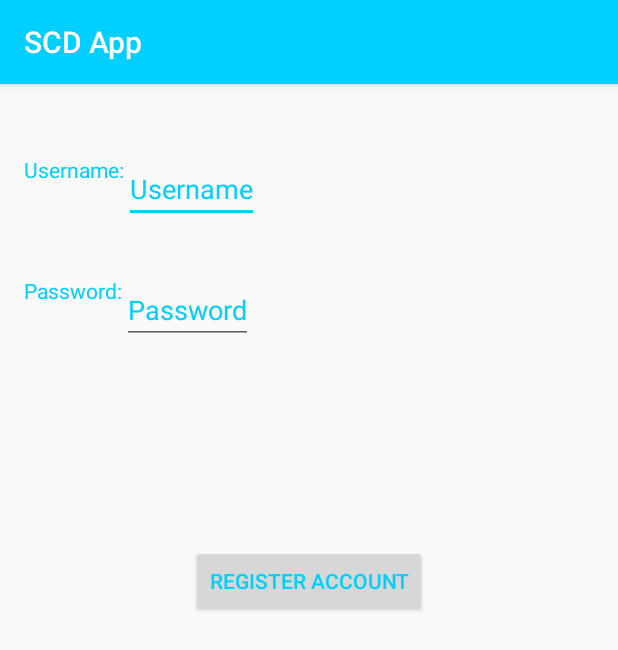
After one commit to Libs1/SoftwareControlledDrone.github.io, an Android app: the RegisterActivity screen opened directly, with no data from a screen before it, on a phone screen of 412 x 824 dp. The commit adds this screen. Shown: the top 650 px of the screen. Run offline under Robolectric (Android 15) with nearby library versions, the phone set to English and light mode, and no system bars.

Commit message:
Database for storing users

```diff
--- a/softwarecontrolleddrone/src/main/AndroidManifest.xml
+++ b/softwarecontrolleddrone/src/main/AndroidManifest.xml
@@ -1,6 +1,9 @@
 <?xml version="1.0" encoding="utf-8"?>
 <manifest xmlns:android="http://schemas.android.com/apk/res/android"
     package="com.example.softwarecontrolleddrone">
+
+
+    <uses-permission android:name="android.permission.INTERNET"/>
 
     <application
         android:allowBackup="true"
@@ -20,7 +23,8 @@
         <activity
             android:name=".PopActivity"
             android:theme="@style/AppTheme.CustomTheme" />
-        <activity android:name=".FlightsActivity"></activity>
+        <activity android:name=".FlightsActivity" />
+        <activity android:name=".RegisterActivity"></activity>
     </application>
 
 </manifest>
--- a/softwarecontrolleddrone/src/main/java/com/example/softwarecontrolleddrone/MenuActivity.java
+++ b/softwarecontrolleddrone/src/main/java/com/example/softwarecontrolleddrone/MenuActivity.java
@@ -91,7 +91,7 @@ public class MenuActivity extends AppCompatActivity {
     public void onBackPressed() {
         new AlertDialog.Builder(this)
                 .setIcon(android.R.drawable.ic_dialog_alert)
-                .setTitle(R.string.dialogMsg)
+                .setTitle(R.string.dialogMsg2)
                 .setMessage(R.string.dialogMsg1)
                 .setPositiveButton("Yes", new DialogInterface.OnClickListener()
                 {
--- /dev/null
+++ b/softwarecontrolleddrone/src/main/res/layout/activity_register.xml
@@ -0,0 +1,65 @@
+<?xml version="1.0" encoding="utf-8"?>
+<RelativeLayout xmlns:android="http://schemas.android.com/apk/res/android"
+    xmlns:tools="http://schemas.android.com/tools"
+    android:layout_width="match_parent"
+    android:layout_height="match_parent"
+    android:paddingBottom="@dimen/activity_vertical_margin"
+    android:paddingLeft="@dimen/activity_horizontal_margin"
+    android:paddingRight="@dimen/activity_horizontal_margin"
+    android:paddingTop="@dimen/activity_vertical_margin"
+    android:orientation="vertical"
+    tools:context="com.example.softwarecontrolleddrone.RegisterActivity">
+
+    <TextView
+        android:id="@+id/registerUserTV"
+        android:layout_width="wrap_content"
+        android:layout_height="wrap_content"
+        android:text="@string/registerUserTVText"
+        android:textColor="@color/bright"
+        android:layout_marginTop="31dp"
+        android:layout_alignParentTop="true"
+        android:layout_alignParentStart="true" />
+
+    <EditText
+        android:id="@+id/registerUsername"
+        android:layout_width="wrap_content"
+        android:layout_height="wrap_content"
+        android:hint="@string/hint1"
+        android:imeOptions="actionNext"
+        android:inputType="text"
+        android:layout_alignTop="@+id/registerUserTV"
+        android:layout_toEndOf="@+id/registerUserTV" />
+
+
+    <TextView
+        android:id="@+id/registerPassTV"
+        android:layout_width="wrap_content"
+        android:layout_height="wrap_content"
+        android:text="@string/registerPassTVText"
+        android:textColor="@color/bright"
+        android:layout_below="@+id/registerUsername"
+        android:layout_alignParentStart="true"
+        android:layout_marginTop="35dp" />
+
+    <EditText
+        android:id="@+id/registerPassword"
+        android:layout_width="wrap_content"
+        android:layout_height="wrap_content"
+        android:hint="@string/hint2"
+        android:imeOptions="actionDone"
+        android:inputType="text"
+        android:layout_alignTop="@+id/registerPassTV"
+        android:layout_toEndOf="@+id/registerPassTV" />
+
+    <Button
+        android:id="@+id/registerButton2"
+        android:layout_width="wrap_content"
+        android:layout_height="wrap_content"
+        android:text="@string/registerText2"
+        android:textColor="@color/bright"
+        android:layout_marginTop="134dp"
+        android:layout_below="@+id/registerPassword"
+        android:layout_centerHorizontal="true" />
+
+
+</RelativeLayout>
--- a/softwarecontrolleddrone/src/main/res/values/strings.xml
+++ b/softwarecontrolleddrone/src/main/res/values/strings.xml
@@ -18,11 +18,11 @@
     <string name="hint1">Username</string>
     <string name="hint2">Password</string>
 
-    <string name="errorName">Invalid Username</string>
-    <string name="errorPassword">Invalid Password</string>
+    <string name="errorName">Invalid Username(Must be more than 3 characters long)</string>
+    <string name="errorPassword">Invalid Password(Must be more than 4 characters long)</string>
 
-    <string name="usernameField1">root</string>
-    <string name="passwordField1"></string>
+  <!--<string name="usernameField1">root</string>
+    <string name="passwordField1"></string>-->
 
     <string name="exitToast">Welcome To The Menu</string>
     <string name="logoutToast">Logged out</string>
@@ -50,6 +50,16 @@
     <string name="getDateText">Date:</string>
     <string name="displayDate">Date</string>
     <string name="infoDeletedToast">Information Deleted</string>
+    <string name="registerUserTVText">Username:</string>
+    <string name="registerPassTVText">Password:</string>
+    <string name="registerText1">Register</string>
+    <string name="registerText2">Register Account</string>
+    <string name="dialogMsg3">Registration Status</string>
+    <string name="dialogMsg4">Registration Successful</string>
+    <string name="dialogMsg5">Login Status</string>
+    <string name="dialogMsg6">Login Successful</string>
+
+    <string name="RegistrationSuccessful">Registration Successful</string>
 
     <string name="textStop">Stop</string>
     <string name="textStart">Start</string>
```
Also changed, not shown: softwarecontrolleddrone/src/main/java/com/example/softwarecontrolleddrone/LoginActivity.java (+149 -27 lines), softwarecontrolleddrone/src/main/java/com/example/softwarecontrolleddrone/RegisterActivity.java (added, +177 -0 lines), softwarecontrolleddrone/src/main/res/layout/activity_login.xml (+13 -0 lines), 1 other file.
